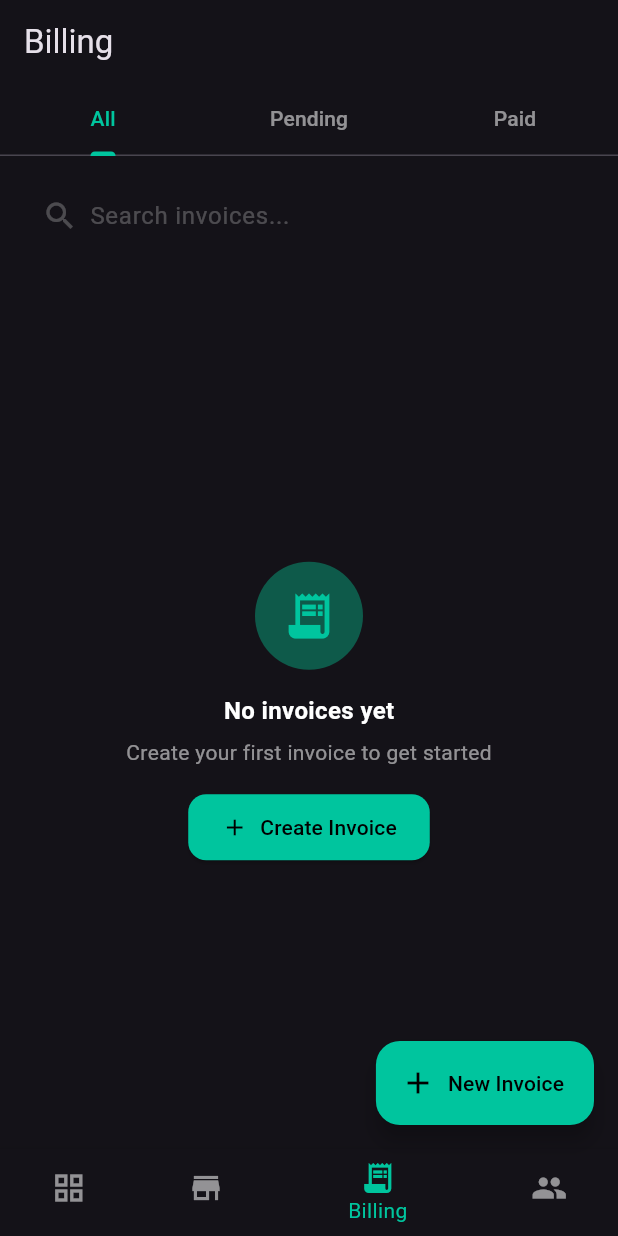
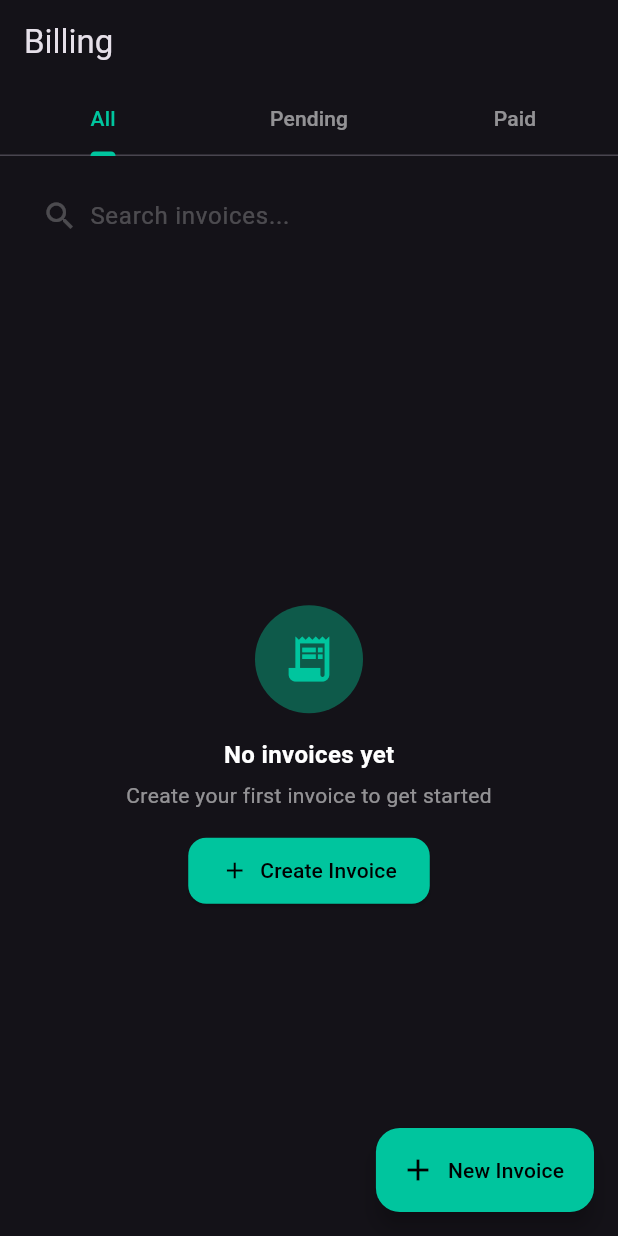
Before and after one commit to thomasmartinoa/billing_app, a Flutter app: the screen it shows after launch, on a phone screen of 412 x 824 dp. Run offline on Flutter 3.47's test engine with Material 3 defaults, Android fonts, the phone set to English and light mode, and no system bars.

Commit message:
fixed nav bar

```diff
--- a/lib/screens/billing_screen.dart
+++ b/lib/screens/billing_screen.dart
@@ -95,32 +95,6 @@ class _BillingScreenState extends State<BillingScreen>
         icon: const Icon(Icons.add),
         label: const Text('New Invoice'),
       ),
-
-      // BOTTOM NAV
-      bottomNavigationBar: BottomNavigationBar(
-        currentIndex: 2,
-        selectedItemColor: const Color(0xFF00C59E),
-        unselectedItemColor: Colors.white54,
-        backgroundColor: const Color(0xFF07100F),
-        items: const [
-          BottomNavigationBarItem(
-            icon: Icon(Icons.grid_view),
-            label: 'Dashboard',
-          ),
-          BottomNavigationBarItem(
-            icon: Icon(Icons.store),
-            label: 'Products',
-          ),
-          BottomNavigationBarItem(
-            icon: Icon(Icons.receipt_long),
-            label: 'Billing',
-          ),
-          BottomNavigationBarItem(
-            icon: Icon(Icons.people),
-            label: 'Customers',
-          ),
-        ],
-      ),
     );
   }
 }
```
